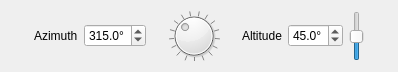
Old version of the form src/ui/qgsdirectionallightwidget.ui in the repository qgis/QGIS.
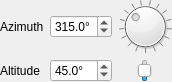
New version of the form. Custom widgets are drawn as their Qt base class.

The edit to the form file:
```diff
--- a/src/ui/qgsdirectionallightwidget.ui
+++ b/src/ui/qgsdirectionallightwidget.ui
@@ -6,55 +6,51 @@
    <rect>
     <x>0</x>
     <y>0</y>
-    <width>398</width>
-    <height>68</height>
+    <width>172</width>
+    <height>82</height>
    </rect>
   </property>
   <property name="windowTitle">
    <string notr="true"/>
   </property>
-  <layout class="QHBoxLayout" name="horizontalLayout">
-   <item>
-    <spacer name="horizontalSpacer">
-     <property name="orientation">
-      <enum>Qt::Horizontal</enum>
-     </property>
-     <property name="sizeHint" stdset="0">
-      <size>
-       <width>40</width>
-       <height>20</height>
-      </size>
-     </property>
-    </spacer>
+  <layout class="QGridLayout" name="gridLayout_2" rowstretch="0,1" columnstretch="0,1,0,0,0" columnminimumwidth="0,0,0,0,0">
+   <property name="leftMargin">
+    <number>0</number>
+   </property>
+   <property name="topMargin">
+    <number>0</number>
+   </property>
+   <property name="rightMargin">
+    <number>0</number>
+   </property>
+   <property name="bottomMargin">
+    <number>0</number>
+   </property>
+   <item row="1" column="0">
+    <widget class="QLabel" name="label_2">
+     <property name="toolTip">
+      <string/>
+     </property>
+     <property name="text">
+      <string>Altitude</string>
+     </property>
+    </widget>
    </item>
-   <item>
+   <item row="0" column="0">
     <widget class="QLabel" name="label">
      <property name="text">
       <string>Azimuth</string>
      </property>
     </widget>
    </item>
-   <item>
-    <widget class="QgsDoubleSpinBox" name="mAzimuthSpinBox">
-     <property name="toolTip">
-      <string>Azimuth is the horizontal angle from the north of the directional light.</string>
-     </property>
-     <property name="suffix">
-      <string notr="true">°</string>
-     </property>
-     <property name="decimals">
-      <number>1</number>
-     </property>
-     <property name="maximum">
-      <double>359.899999999999977</double>
-     </property>
-     <property name="value">
-      <double>315.000000000000000</double>
-     </property>
-    </widget>
-   </item>
-   <item>
+   <item row="0" column="2">
     <widget class="QDial" name="mDialAzimuth">
+     <property name="sizePolicy">
+      <sizepolicy hsizetype="Preferred" vsizetype="Maximum">
+       <horstretch>0</horstretch>
+       <verstretch>0</verstretch>
+      </sizepolicy>
+     </property>
      <property name="maximum">
       <number>3599</number>
      </property>
@@ -78,17 +74,26 @@
      </property>
     </widget>
    </item>
-   <item>
-    <widget class="QLabel" name="label_2">
+   <item row="0" column="1">
+    <widget class="QgsDoubleSpinBox" name="mAzimuthSpinBox">
      <property name="toolTip">
       <string/>
      </property>
-     <property name="text">
-      <string>Altitude</string>
+     <property name="suffix">
+      <string notr="true">°</string>
+     </property>
+     <property name="decimals">
+      <number>1</number>
+     </property>
+     <property name="maximum">
+      <double>359.899999999999977</double>
+     </property>
+     <property name="value">
+      <double>315.000000000000000</double>
      </property>
     </widget>
    </item>
-   <item>
+   <item row="1" column="1">
     <widget class="QgsDoubleSpinBox" name="mAltitudeSpinBox">
      <property name="toolTip">
       <string>Altitude is the vertical angle from the horizontal plan of the directional light.</string>
@@ -107,6 +112,11 @@
      </property>
     </widget>
    </item>
+   <item row="1" column="2">
+    <layout class="QHBoxLayout" name="horizontalLayout">
+     <property name="rightMargin">
+      <number>0</number>
+     </property>
    <item>
     <widget class="QSlider" name="mAltitudeSlider">
      <property name="maximum">
@@ -123,18 +133,7 @@
      </property>
     </widget>
    </item>
-   <item>
-    <spacer name="horizontalSpacer_2">
-     <property name="orientation">
-      <enum>Qt::Horizontal</enum>
-     </property>
-     <property name="sizeHint" stdset="0">
-      <size>
-       <width>40</width>
-       <height>20</height>
-      </size>
-     </property>
-    </spacer>
+    </layout>
    </item>
   </layout>
  </widget>
```
Left out of the diff: 2 changed lines with no effect on the pictures. Lines whose indentation alone changed are shown as unchanged.
